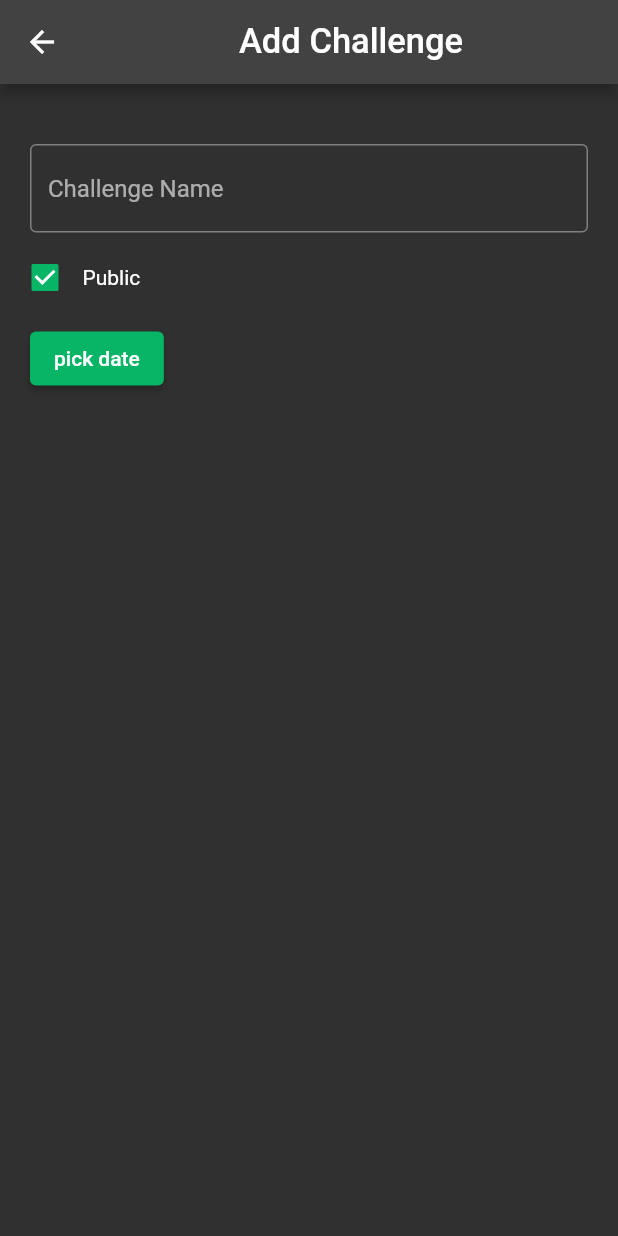
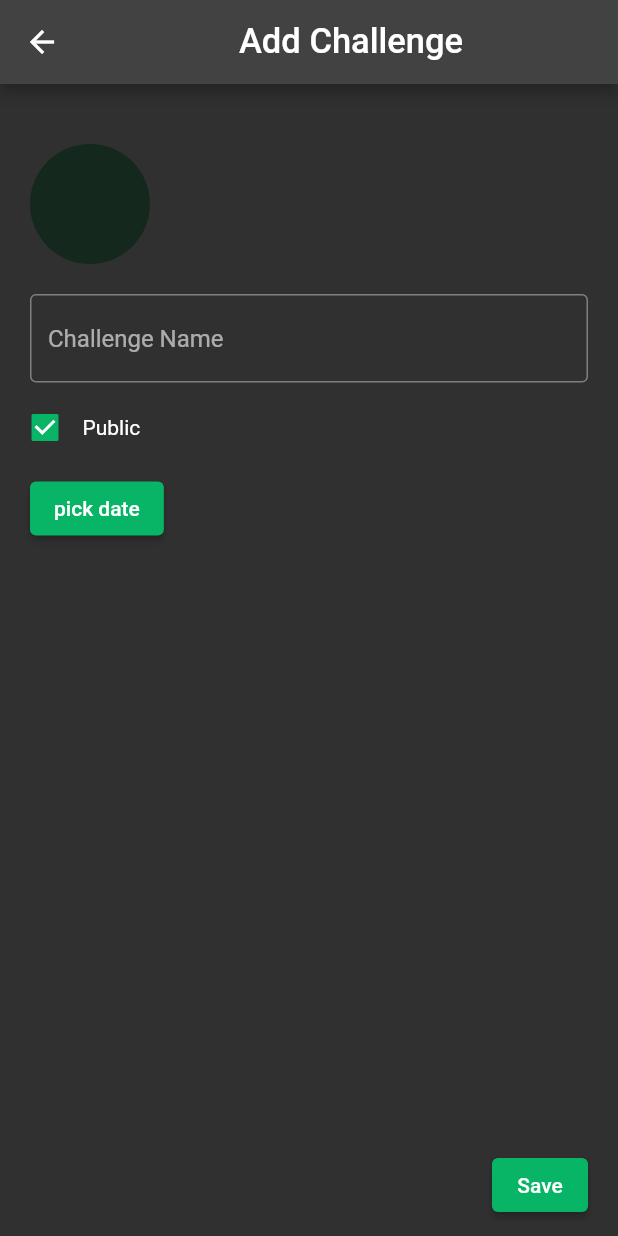
Before and after one commit to Hiebeler/lawof100-frontend, a Flutter app: the screen it shows after launch, after a tap on "add Challenge", on a phone screen of 412 x 824 dp. Run offline on Flutter 3.47's test engine with Material 2 defaults, Android fonts, the light colour scheme and no system bars; our stand-ins replace image_picker; Roboto replaces fonts that are missing (Arial, Hind).

Commit message:
add challenge able to add picture and save

```diff
--- a/lib/add_challenge.dart
+++ b/lib/add_challenge.dart
@@ -1,7 +1,11 @@
+import 'dart:io';
+
 import 'package:flutter/material.dart';
+import 'package:flutter/services.dart';
+import 'package:image_picker/image_picker.dart';
 
 class AddChallenge extends StatefulWidget {
-  AddChallenge({Key? key}) : super(key: key);
+  const AddChallenge({Key? key}) : super(key: key);
 
   @override
   State<AddChallenge> createState() => _AddChallengeState();
@@ -10,6 +14,22 @@ class AddChallenge extends StatefulWidget {
 class _AddChallengeState extends State<AddChallenge> {
   bool isPublic = true;
   DateTime selectedDate = DateTime.now();
+  File? image;
+
+  void getImage() async {
+    try {
+      final image = await ImagePicker().pickImage(
+          source: ImageSource.gallery, maxHeight: 1000, maxWidth: 1000);
+      if (image == null) return;
+
+      final File? imageTemporary = File(image.path);
+      setState(() {
+        this.image = imageTemporary;
+      });
+    } on PlatformException catch (e) {
+      print("failed to pick image $e");
+    }
+  }
 
   _selectDate(BuildContext context) async {
     final DateTime? picked = await showDatePicker(
@@ -42,20 +62,32 @@ class _AddChallengeState extends State<AddChallenge> {
         ),
       ),
       body: Padding(
-        padding: EdgeInsets.only(top: 40, left: 20, right: 20, bottom: 10),
+        padding:
+            const EdgeInsets.only(top: 40, left: 20, right: 20, bottom: 10),
         child: Column(
           crossAxisAlignment: CrossAxisAlignment.start,
           children: [
+            GestureDetector(
+              child: CircleAvatar(
+                backgroundColor: Color.fromRGBO(20, 40, 30, 1),
+                radius: 40,
+                backgroundImage: image != null ? FileImage(image!) : null,
+              ),
+              onTap: getImage,
+            ),
+            SizedBox(
+              height: 20,
+            ),
             TextField(
               decoration: InputDecoration(
-                border: OutlineInputBorder(),
+                border: const OutlineInputBorder(),
                 focusedBorder: OutlineInputBorder(
                     borderSide:
                         BorderSide(color: Theme.of(context).primaryColor)),
                 hintText: "Challenge Name",
               ),
             ),
-            SizedBox(
+            const SizedBox(
               height: 20,
             ),
             Row(
@@ -75,7 +107,7 @@ class _AddChallengeState extends State<AddChallenge> {
                 const SizedBox(
                   width: 15,
                 ),
-                Text("Public"),
+                const Text("Public"),
               ],
             ),
             const SizedBox(
@@ -83,12 +115,24 @@ class _AddChallengeState extends State<AddChallenge> {
             ),
             ElevatedButton(
               onPressed: () => _selectDate(context),
-              child: Text("pick date"),
+              child: const Text("pick date"),
               style: ButtonStyle(
                 backgroundColor:
                     MaterialStateProperty.all(Theme.of(context).primaryColor),
               ),
             ),
+            Expanded(
+                child: Align(
+              alignment: Alignment.bottomRight,
+              child: ElevatedButton(
+                onPressed: () => Navigator.pop(context),
+                child: const Text("Save"),
+                style: ButtonStyle(
+                  backgroundColor:
+                      MaterialStateProperty.all(Theme.of(context).primaryColor),
+                ),
+              ),
+            ))
           ],
         ),
       ),
--- a/lib/components/log.dart
+++ b/lib/components/log.dart
@@ -4,7 +4,7 @@ class Log extends StatelessWidget {
   var text = "";
   var day = "";
   var done = false;
-  Log({required this.text, required this.day, required this.done});
+  Log({Key? key, required this.text, required this.day, required this.done}) : super(key: key);
 
   @override
   Widget build(BuildContext context) {
--- a/lib/feed.dart
+++ b/lib/feed.dart
@@ -21,7 +21,7 @@ class _FeedState extends State<Feed> {
             children: [
               Align(
                 alignment: Alignment.topRight,
-                child: ElevatedButton(onPressed: () => {Navigator.pushNamed(context, "/addChallenge")}, child: Text("add Challenge"), style: ButtonStyle(
+                child: ElevatedButton(onPressed: () => {Navigator.pushNamed(context, "/addChallenge")}, child: const Text("add Challenge"), style: ButtonStyle(
                   backgroundColor: MaterialStateProperty.all(Theme.of(context).primaryColor),
                 ),),
               ),
--- a/lib/main.dart
+++ b/lib/main.dart
@@ -27,7 +27,7 @@ class _MainState extends State<Main> {
       initialRoute: '/',
       routes: {
         '/': (context) => const Home(),
-        '/addChallenge': (context) => AddChallenge(),
+        '/addChallenge': (context) => const AddChallenge(),
       },
       theme: ThemeData(
         // Define the default brightness and colors.
--- a/lib/profile.dart
+++ b/lib/profile.dart
@@ -27,7 +27,7 @@ class _ProfileState extends State<Profile> with TickerProviderStateMixin {
   @override
   Widget build(BuildContext context) {
     return Padding(
-      padding: EdgeInsets.all(10),
+      padding: const EdgeInsets.all(10),
       child: Column(
         children: [
           const Center(
@@ -42,7 +42,7 @@ class _ProfileState extends State<Profile> with TickerProviderStateMixin {
           ),
           Center(
             child: Padding(
-              padding: EdgeInsets.only(top: 20),
+              padding: const EdgeInsets.only(top: 20),
               child: Text(
                 'Daniel Hiebeler',
                 style: Theme.of(context).textTheme.headline1,
@@ -51,7 +51,7 @@ class _ProfileState extends State<Profile> with TickerProviderStateMixin {
           ),
           Center(
             child: Padding(
-              padding: EdgeInsets.only(bottom: 30),
+              padding: const EdgeInsets.only(bottom: 30),
               child: Text(
                 '@daniebeler',
                 style: Theme.of(context).textTheme.headline1,
--- a/pubspec.yaml
+++ b/pubspec.yaml
@@ -34,6 +34,7 @@ dependencies:
   # The following adds the Cupertino Icons font to your application.
   # Use with the CupertinoIcons class for iOS style icons.
   cupertino_icons: ^1.0.2
+  image_picker: ^0.8.5
 
 dev_dependencies:
   flutter_test:
```
Also changed, not shown: lib/components/log_timeline.dart (+4 -4 lines), pubspec.lock, 1 other file.
